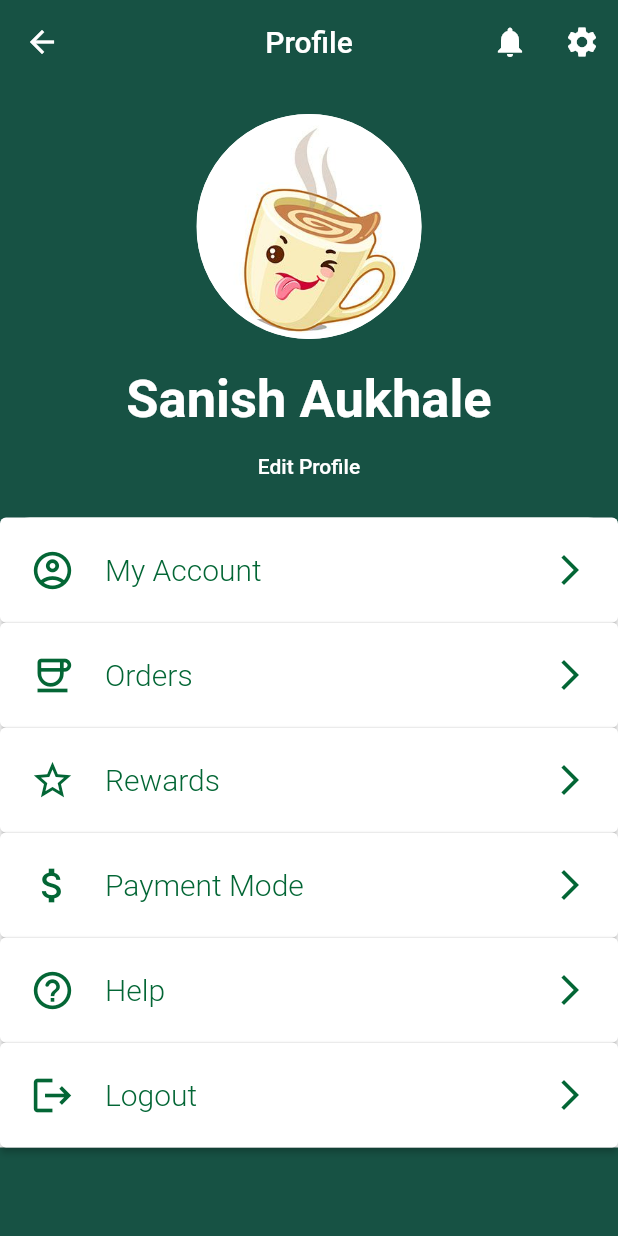
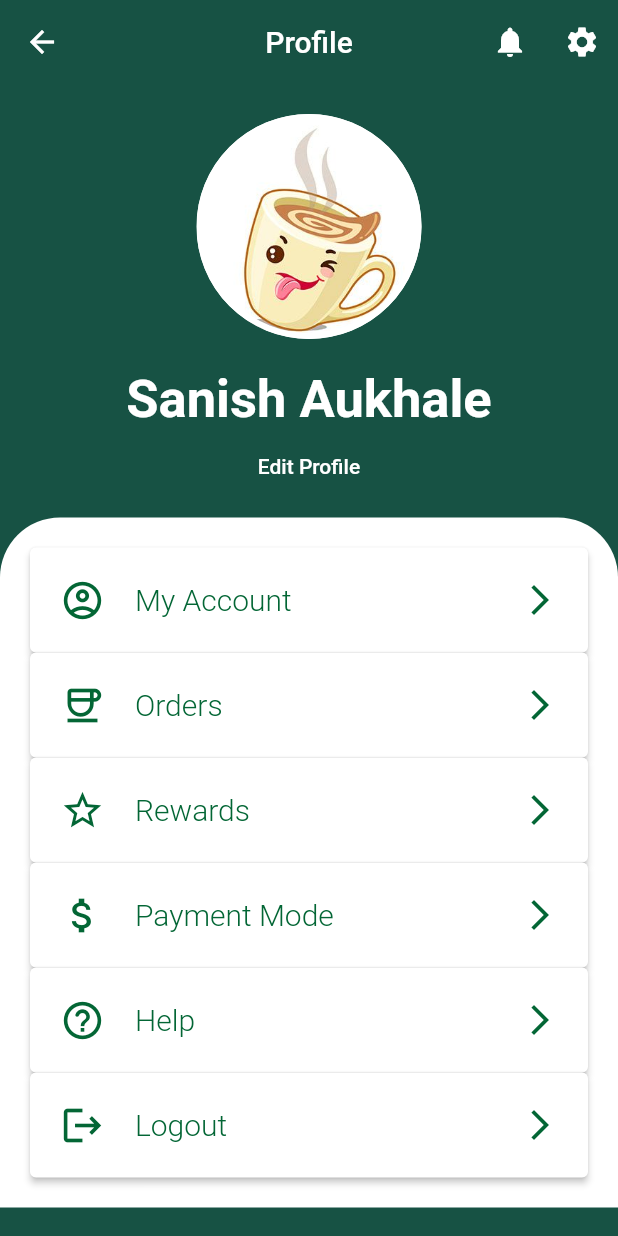
Before and after one commit to anishkeni-srijan/starshmucks, a Flutter app: the UserProfile screen opened directly, on a phone screen of 412 x 824 dp. Run offline on Flutter 3.47's test engine with Material 2 defaults, Android fonts, the phone set to English and light mode, and no system bars; our stand-ins replace auto_size_text, email_validator, flutter_bloc, get, google_fonts, hexcolor and 3 more; missing offline and left inert: email_auth, tbib_splash_screen; accounts and stored records are empty; Roboto replaces fonts that are missing (Ubuntu).

Commit message:
ui changes profile

```diff
--- a/lib/user_profile.dart
+++ b/lib/user_profile.dart
@@ -72,11 +72,12 @@ class _UserProfileState extends State<UserProfile> {
               height: 10,
             ),
             Container(
+              padding: EdgeInsets.all(20),
               decoration: BoxDecoration(
              color: Colors.white,
                 borderRadius: BorderRadius.only(
-                    topRight: Radius.circular(20),
-                    topLeft: Radius.circular(20),
+                    topRight: Radius.circular(40),
+                    topLeft: Radius.circular(40),
 
               ),
               ),
```
